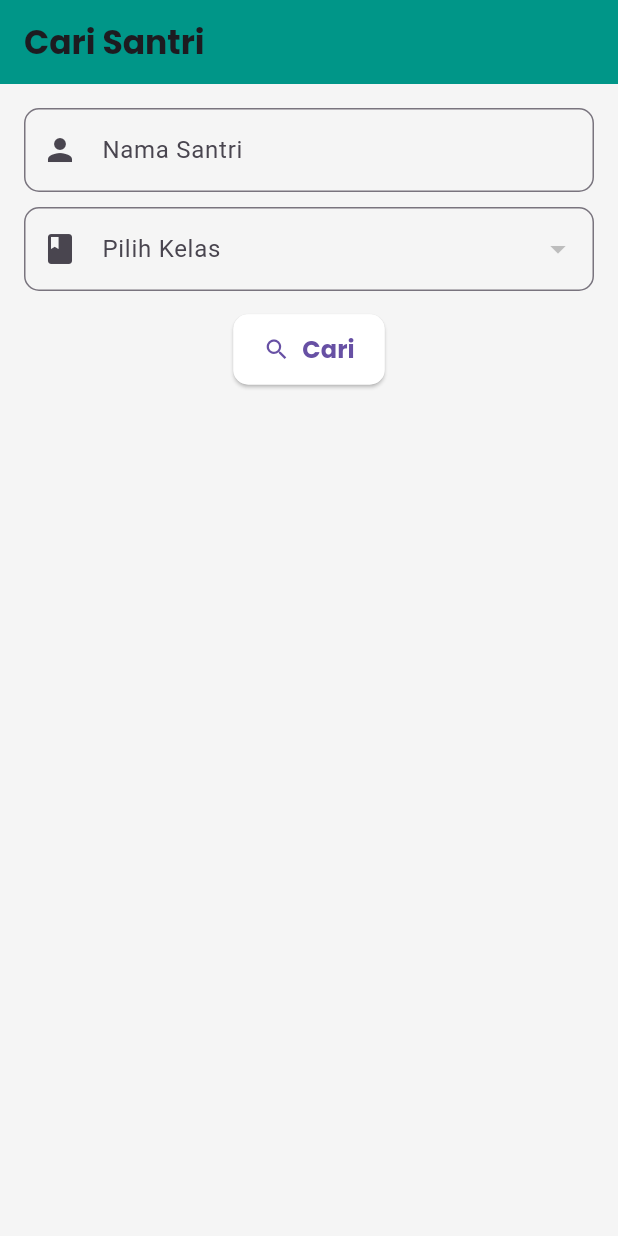
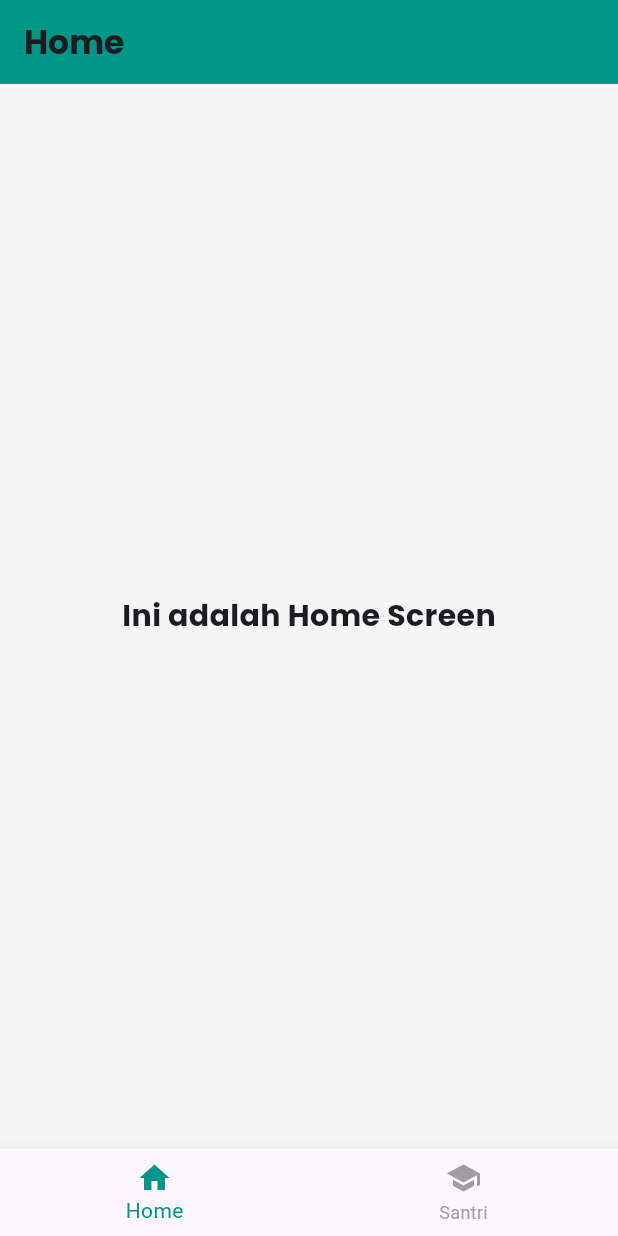
Before and after one commit to muhammadalifalhusain/PPATQ-RF_MobileAPK, a Flutter app: the screen it shows after launch, on a phone screen of 412 x 824 dp. Run offline on Flutter 3.47's test engine with Material 3 defaults, Android fonts, the phone set to English and light mode, and no system bars; our stand-ins replace google_fonts.

Commit message:
feat : bottom navigation bar

```diff
--- a/frontend/lib/main.dart
+++ b/frontend/lib/main.dart
@@ -1,5 +1,6 @@
 import 'package:flutter/material.dart';
 import 'screens/santri_screen.dart';
+import 'screens/home_screen.dart';
 
 void main() {
   runApp(const MyApp());
@@ -17,7 +18,51 @@ class MyApp extends StatelessWidget {
         primarySwatch: Colors.teal,
         visualDensity: VisualDensity.adaptivePlatformDensity,
       ),
-      home: SantriScreen(), // Menampilkan screen utama
+      home: MainScreen(), // Ubah ke MainScreen yang berisi BottomNavigationBar
     );
   }
 }
+
+class MainScreen extends StatefulWidget {
+  @override
+  _MainScreenState createState() => _MainScreenState();
+}
+
+class _MainScreenState extends State<MainScreen> {
+  int _selectedIndex = 0;
+
+  // Daftar screen yang akan ditampilkan
+  final List<Widget> _screens = [
+    HomeScreen(),  // Index 0
+    SantriScreen(), // Index 1
+  ];
+
+  void _onItemTapped(int index) {
+    setState(() {
+      _selectedIndex = index;
+    });
+  }
+
+  @override
+  Widget build(BuildContext context) {
+    return Scaffold(
+      body: _screens[_selectedIndex], // Menampilkan screen berdasarkan index
+      bottomNavigationBar: BottomNavigationBar(
+        currentIndex: _selectedIndex,
+        onTap: _onItemTapped,
+        selectedItemColor: Colors.teal, // Warna item yang dipilih
+        unselectedItemColor: Colors.grey, // Warna item yang tidak dipilih
+        items: [
+          BottomNavigationBarItem(
+            icon: Icon(Icons.home),
+            label: 'Home',
+          ),
+          BottomNavigationBarItem(
+            icon: Icon(Icons.school),
+            label: 'Santri',
+          ),
+        ],
+      ),
+    );
+  }
+}
--- /dev/null
+++ b/frontend/lib/screens/home_screen.dart
@@ -0,0 +1,21 @@
+import 'package:flutter/material.dart';
+import 'package:google_fonts/google_fonts.dart';
+
+class HomeScreen extends StatelessWidget {
+  @override
+  Widget build(BuildContext context) {
+    return Scaffold(
+      backgroundColor: Colors.grey[100],
+      appBar: AppBar(
+        title: Text("Home", style: GoogleFonts.poppins(fontWeight: FontWeight.bold)),
+        backgroundColor: Colors.teal,
+      ),
+      body: Center(
+        child: Text(
+          "Ini adalah Home Screen",
+          style: GoogleFonts.poppins(fontSize: 20, fontWeight: FontWeight.bold),
+        ),
+      ),
+    );
+  }
+}
```
Also changed, not shown: 1 other file.
